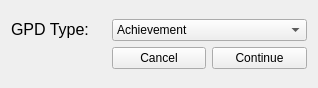
Before: the Qt Designer form XDBF/newgpddialog.ui in hetelek/XDBF-Manager, drawn with Qt 5.
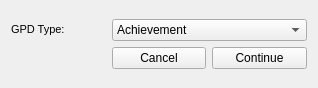
After: the same form once the commit is applied. Icons and pictures are not drawn.

Commit message: possibly fixed font size bug on win/mac (not tested)

The edit to the form file:
```diff
--- a/XDBF/newgpddialog.ui
+++ b/XDBF/newgpddialog.ui
@@ -32,8 +32,8 @@
         <string>&lt;!DOCTYPE HTML PUBLIC &quot;-//W3C//DTD HTML 4.0//EN&quot; &quot;http://www.w3.org/TR/REC-html40/strict.dtd&quot;&gt;
 &lt;html&gt;&lt;head&gt;&lt;meta name=&quot;qrichtext&quot; content=&quot;1&quot; /&gt;&lt;style type=&quot;text/css&quot;&gt;
 p, li { white-space: pre-wrap; }
-&lt;/style&gt;&lt;/head&gt;&lt;body style=&quot; font-family:'Lucida Grande'; font-size:13pt; font-weight:400; font-style:normal;&quot;&gt;
-&lt;p style=&quot; margin-top:0px; margin-bottom:0px; margin-left:0px; margin-right:0px; -qt-block-indent:0; text-indent:0px;&quot;&gt;&lt;span style=&quot; font-size:12pt;&quot;&gt;GPD Type:&lt;/span&gt;&lt;/p&gt;&lt;/body&gt;&lt;/html&gt;</string>
+&lt;/style&gt;&lt;/head&gt;&lt;body style=&quot; font-family:'Arial'; font-size:8.25pt; font-weight:400; font-style:normal;&quot;&gt;
+&lt;p style=&quot; margin-top:0px; margin-bottom:0px; margin-left:0px; margin-right:0px; -qt-block-indent:0; text-indent:0px;&quot;&gt;&lt;span style=&quot; font-family:'Lucida Grande'; font-size:8pt;&quot;&gt;GPD Type:&lt;/span&gt;&lt;/p&gt;&lt;/body&gt;&lt;/html&gt;</string>
        </property>
       </widget>
      </item>
```
The commit also changes 17 other files.
